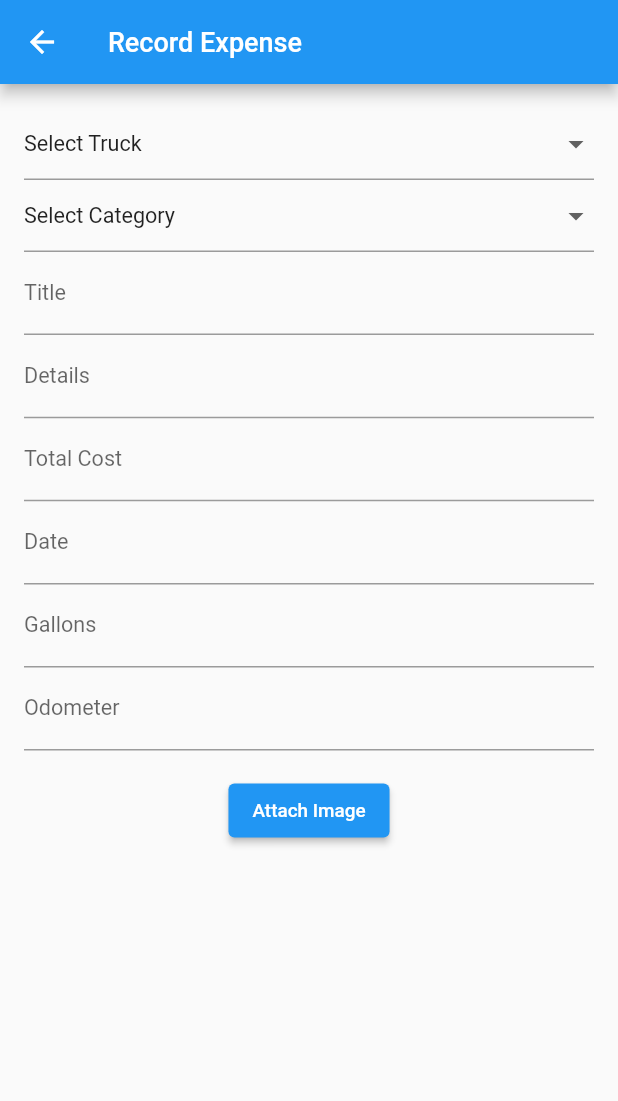
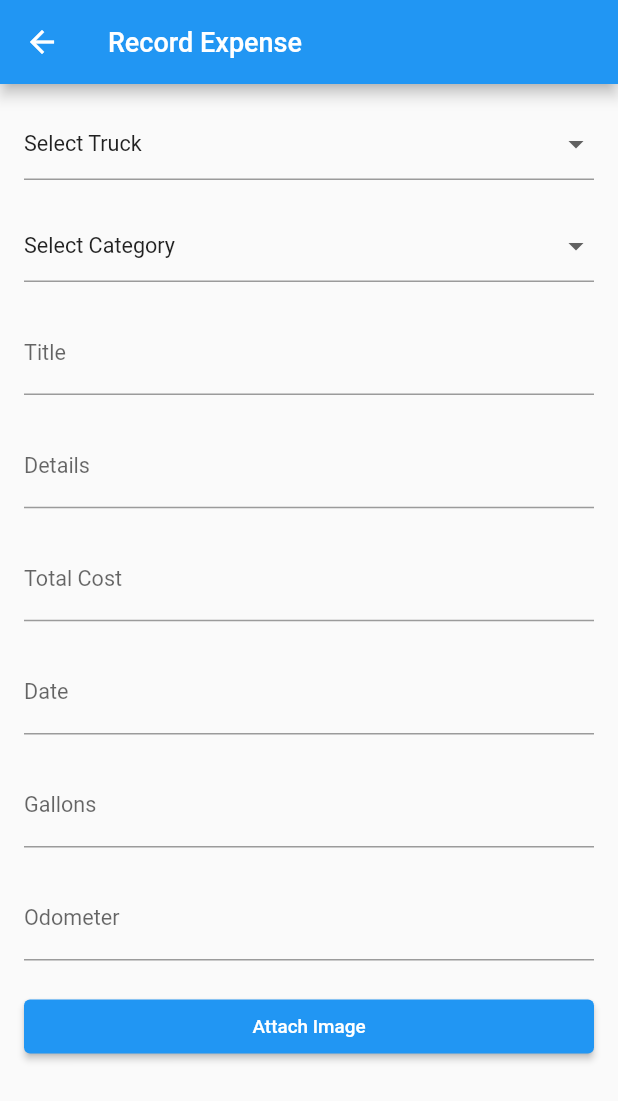
Before and after one commit to Wichnesh/towapplication, a Flutter app: the RecordExpenseScreen screen opened directly, on a phone screen of 412 x 824 dp. Shown: the top 1101 px of the screen. Run offline on Flutter 3.47's test engine with Material 2 defaults, Android fonts, the phone set to English and light mode, and no system bars; our stand-ins replace dio, flutter_custom_clippers, flutter_speed_dial, fluttertoast, get, image_picker and 2 more; accounts and stored records are empty.

Commit message:
added binding and bug fix in record expense screen

```diff
--- a/lib/Utils/constant.dart
+++ b/lib/Utils/constant.dart
@@ -7,5 +7,6 @@ const ROUTE_MANAGEUSERLIST = "${slash}manageUserList";
 const ROUTE_ADDUSERSCREEN = "${slash}addUserScreen";
 const ROUTE_EQUIPUMENTINSPECTIONSCREEN = "${slash}equipmentInspectionScreen";
 const ROUTE_MANAGETRUCKS = "${slash}trucks";
+const ROUTE_RECORDEXPENSE = "${slash}recordExpense";
 ////
 const SHARED_ADMIN = 'Admin';
--- /dev/null
+++ b/lib/binding/RecordExpenseBinding.dart
@@ -0,0 +1,10 @@
+import 'package:get/get.dart';
+import '../Controller/BottomAppBar_Controller/Branch_SettingController/RecordExpenseController.dart';
+import '../Controller/SignUp_Controller.dart';
+
+class RecordExpenseBinding extends Bindings {
+  @override
+  void dependencies() {
+    Get.lazyPut(() => ExpenseController());
+  }
+}
--- a/lib/routes/app_pages.dart
+++ b/lib/routes/app_pages.dart
@@ -3,6 +3,7 @@ import 'package:get/get_navigation/src/routes/get_route.dart';
 import 'package:infinity_tow_appliation/Utils/constant.dart';
 
 import '../binding/Login_Binding.dart';
+import '../binding/RecordExpenseBinding.dart';
 import '../binding/Register_Binding.dart';
 import '../views/Auth/Login_Screen.dart';
 import '../views/Auth/Signup_Screen.dart';
@@ -10,6 +11,7 @@ import '../views/Dashboard/BottomAppBar_Screens/Branch_Profile/AddUserScreen.dar
 import '../views/Dashboard/BottomAppBar_Screens/Branch_Profile/ManageUserList.dart';
 import '../views/Dashboard/BottomAppBar_Screens/Branch_Settings/EquipmentScreen.dart';
 import '../views/Dashboard/BottomAppBar_Screens/Branch_Settings/ManageTruckScreen.dart';
+import '../views/Dashboard/BottomAppBar_Screens/Branch_Settings/RecordExpenseScreen.dart';
 import '../views/Dashboard/Home_Page.dart';
 
 class AppPages {
@@ -26,6 +28,7 @@ class AppPages {
     GetPage(name: ROUTE_MANAGEUSERLIST, page: ()=> const ManageUserListScreen()),
     GetPage(name: ROUTE_ADDUSERSCREEN, page: () => AddUserScreen()),
     GetPage(name: ROUTE_EQUIPUMENTINSPECTIONSCREEN, page: () => const EquipmentScreen()),
-    GetPage(name: ROUTE_MANAGETRUCKS, page: ()=> const ManageTruckScreen())
+    GetPage(name: ROUTE_MANAGETRUCKS, page: ()=> const ManageTruckScreen()),
+    GetPage(name: ROUTE_RECORDEXPENSE, page: ()=> RecordExpenseScreen(),binding: RecordExpenseBinding())
   ];
 }
--- a/lib/views/Dashboard/BottomAppBar_Screens/Branch_Profile/AddUserScreen.dart
+++ b/lib/views/Dashboard/BottomAppBar_Screens/Branch_Profile/AddUserScreen.dart
@@ -16,6 +16,7 @@ class AddUserScreen extends StatelessWidget {
       body: SafeArea(
         child: Padding(
           padding: const EdgeInsets.all(16.0),
+          child: SingleChildScrollView(
             child: Column(
               children: [
                 TextFormField(
@@ -87,6 +88,7 @@ class AddUserScreen extends StatelessWidget {
             ),
           ),
         ),
+      ),
     );
   }
 }
--- a/lib/views/Dashboard/BottomAppBar_Screens/Branch_Settings/RecordExpenseScreen.dart
+++ b/lib/views/Dashboard/BottomAppBar_Screens/Branch_Settings/RecordExpenseScreen.dart
@@ -7,10 +7,8 @@ import 'dart:io';
 import '../../../../Controller/BottomAppBar_Controller/Branch_SettingController/RecordExpenseController.dart';
 
 class RecordExpenseScreen extends StatelessWidget {
+  RecordExpenseScreen({super.key});
  final ExpenseController controller = Get.put(ExpenseController());
-
-  RecordExpenseScreen({super.key});
-
   @override
   Widget build(BuildContext context) {
     return Scaffold(
@@ -20,9 +18,7 @@ class RecordExpenseScreen extends StatelessWidget {
       body: SafeArea(
         child: Padding(
             padding: const EdgeInsets.all(16.0),
-          child: GetBuilder<ExpenseController>(
-            builder: (controller) {
-              return Column(
+            child: ListView(
               children: [
                 DropdownButtonFormField<String>(
                   value: controller.selectedTruck.value,
@@ -37,6 +33,7 @@ class RecordExpenseScreen extends StatelessWidget {
                     controller.selectedTruck.value = value!;
                   },
                 ),
+                const SizedBox(height: 20),
                 DropdownButtonFormField<String>(
                   value: controller.selectedCategory.value,
                   hint: const Text('Select Category'),
@@ -50,35 +47,43 @@ class RecordExpenseScreen extends StatelessWidget {
                     controller.selectedCategory.value = value!;
                   },
                 ),
+                const SizedBox(height: 20),
                 TextFormField(
                   controller: controller.titleController,
                   decoration: const InputDecoration(labelText: 'Title'),
                 ),
+                const SizedBox(height: 20),
                 TextFormField(
                   controller: controller.detailsController,
                   decoration: const InputDecoration(labelText: 'Details'),
                 ),
+                const SizedBox(height: 20),
                 TextFormField(
                   controller: controller.totalCostController,
                   decoration: const InputDecoration(labelText: 'Total Cost'),
                   keyboardType: TextInputType.number,
                 ),
+                const SizedBox(height: 20),
                 TextFormField(
                   controller: controller.dateController,
                   decoration: const InputDecoration(labelText: 'Date'),
                   keyboardType: TextInputType.datetime,
                 ),
+                const SizedBox(height: 20),
                 TextFormField(
                   controller: controller.gallonsController,
                   decoration: const InputDecoration(labelText: 'Gallons'),
                   keyboardType: TextInputType.number,
                 ),
+                const SizedBox(height: 20),
                 TextFormField(
                   controller: controller.odometerController,
                   decoration: const InputDecoration(labelText: 'Odometer'),
                   keyboardType: TextInputType.number,
                 ),
-                  const SizedBox(height: 16.0,),
+                const SizedBox(
+                  height: 20.0,
+                ),
                 ElevatedButton(
                   onPressed: () async {
                     if (controller.selectedImages.length < 5) {
@@ -89,12 +94,15 @@ class RecordExpenseScreen extends StatelessWidget {
                   },
                   child: const Text('Attach Image'),
                 ),
-                  const SizedBox(height: 16.0),
-                  Expanded(
-                    child: ListView.builder(
+                const SizedBox(height: 20.0),
+                ListView.builder(
+                  shrinkWrap: true,
+                  physics: NeverScrollableScrollPhysics(),
                   itemCount: controller.selectedImages.length,
                   itemBuilder: (context, index) {
-                        return GestureDetector(
+                    return Container(
+                      height: 150,
+                      child: GestureDetector(
                         onTap: () {
                           // Show the selected image in a dialog box
                           showDialog(
@@ -103,8 +111,11 @@ class RecordExpenseScreen extends StatelessWidget {
                               title: const Text('Selected Image'),
                               content: Column(
                                 children: [
-                                    const SizedBox(height: 10,),
-                                    Image.file(File(controller.selectedImages[index].path)),
+                                  const SizedBox(
+                                    height: 10,
+                                  ),
+                                  Image.file(File(
+                                      controller.selectedImages[index].path)),
                                 ],
                               ),
                             ),
@@ -119,15 +130,48 @@ class RecordExpenseScreen extends StatelessWidget {
                             fit: BoxFit.cover,
                           ),
                         ),
+                      )
                     );
                   },
                 ),
-                  ),
+                // Expanded(
+                //   child: ListView.builder(
+                //     itemCount: controller.selectedImages.length,
+                //     itemBuilder: (context, index) {
+                //       return GestureDetector(
+                //         onTap: () {
+                //           // Show the selected image in a dialog box
+                //           showDialog(
+                //             context: context,
+                //             builder: (context) => CupertinoAlertDialog(
+                //               title: const Text('Selected Image'),
+                //               content: Column(
+                //                 children: [
+                //                   const SizedBox(
+                //                     height: 10,
+                //                   ),
+                //                   Image.file(File(
+                //                       controller.selectedImages[index].path)),
+                //                 ],
+                //               ),
+                //             ),
+                //           );
+                //         },
+                //         child: Padding(
+                //           padding: const EdgeInsets.symmetric(vertical: 8.0),
+                //           child: Image.file(
+                //             File(controller.selectedImages[index].path),
+                //             width: 100,
+                //             height: 100,
+                //             fit: BoxFit.cover,
+                //           ),
+                //         ),
+                //       );
+                //     },
+                //   ),
+                // ),
               ],
-              );
-            },
-          ),
-        ),
+            )),
       ),
     );
   }
```
Lines whose indentation alone changed are shown as unchanged.
